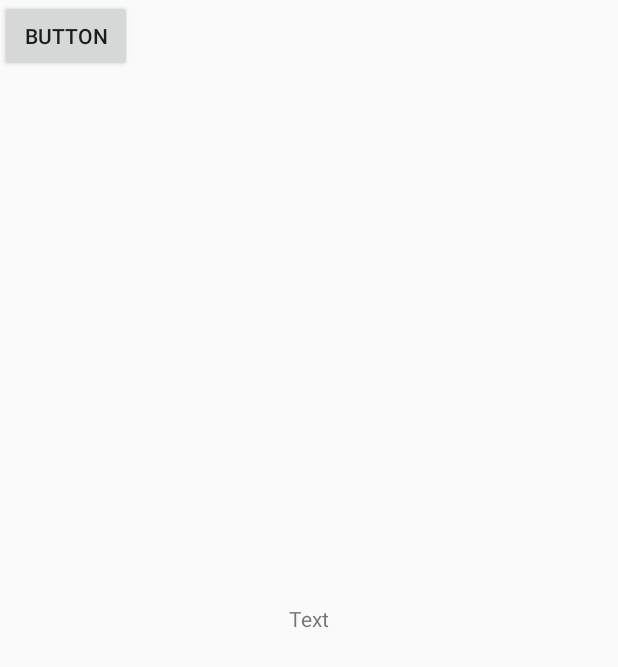
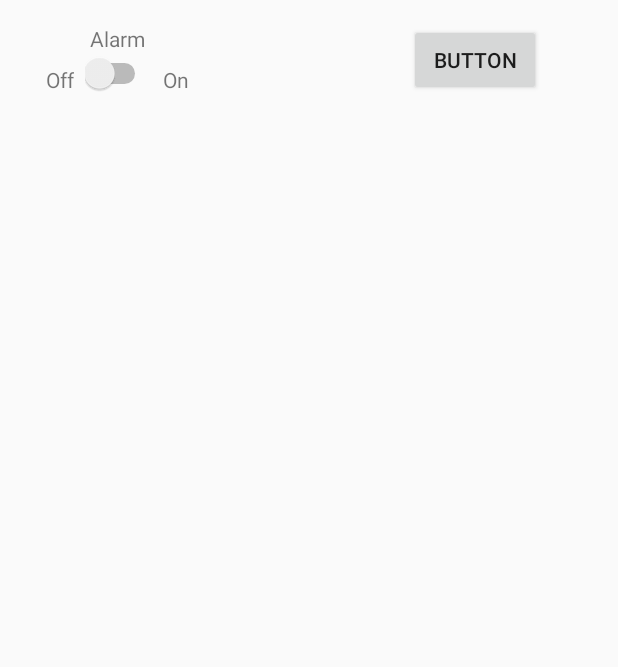
Before and after one commit to eren-rudy/Bluetooth-Alarm-clock, an Android app: the layout activity_main.xml on its own in the app's theme, with its tools: preview values and no code run, on a phone screen of 412 x 824 dp. Shown: the top 667 px of the screen. Run offline under Robolectric (Android 15) with nearby library versions, the phone set to English and light mode, and no system bars.

Commit message:
Added button functionality

```diff
--- a/Bluetooth_android/app/src/main/java/com/example/eren/bluetooth/MainActivity.java
+++ b/Bluetooth_android/app/src/main/java/com/example/eren/bluetooth/MainActivity.java
@@ -3,7 +3,8 @@ package com.example.eren.bluetooth;
 import android.os.ParcelUuid;
 import android.support.v7.app.AppCompatActivity;
 import android.os.Bundle;
-//import android.widget.Button;
+import android.view.View;
+import android.widget.Button;
 import java.util.Set;
 //import java.util.ArrayList;
 import android.widget.Toast;
@@ -24,8 +25,7 @@ import android.nfc.Tag;
 
 public class MainActivity extends AppCompatActivity {
 
-//    Button btn = (Button)findViewById(R.id.button);
-//    private BluetoothAdapter myBluetooth = null;
+
 
     public static final java.lang.String arduinoModuleName = "HC-06";
     private int toastDuration = Toast.LENGTH_LONG;
@@ -69,7 +69,6 @@ public class MainActivity extends AppCompatActivity {
     protected void onCreate(Bundle savedInstanceState) {
         super.onCreate(savedInstanceState);
         setContentView(R.layout.activity_main);
-        TextView debug = (TextView)findViewById(R.id.text_box1);
 
 
         BluetoothAdapter mBluetoothAdapter = BluetoothAdapter.getDefaultAdapter();
@@ -93,11 +92,18 @@ public class MainActivity extends AppCompatActivity {
         Log.d("Eren-onCreate", "");
 
         Log.d("Eren-onCreate", "Creating new Connection thread");
-        ConnectThread newThread = new ConnectThread(arduinoModule);
+        final ConnectThread newThread = new ConnectThread(arduinoModule);
 
 //        debug.append("Created connection thread: " + newThread.toString());
-        Log.d("Eren-onCreate", "Starting ConnectThread.run");
-        newThread.run();
+//        Log.d("Eren-onCreate", "Starting ConnectThread.run");
+
+        final Button btn = (Button)findViewById(R.id.btn1);
+        btn.setOnClickListener(new View.OnClickListener() {
+            public void onClick(View v) {
+                newThread.run();
+            }
+        });
+
 
 
     }
--- a/Bluetooth_android/app/src/main/res/layout/activity_main.xml
+++ b/Bluetooth_android/app/src/main/res/layout/activity_main.xml
@@ -6,22 +6,60 @@
     android:layout_height="match_parent"
     tools:context="com.example.eren.bluetooth.MainActivity">
 
-    <TextView
-        android:id="@+id/text_box1"
+    <Button
+        android:id="@+id/btn1"
         android:layout_width="wrap_content"
         android:layout_height="wrap_content"
-        android:text="Text"
-        app:layout_constraintBottom_toBottomOf="parent"
-        app:layout_constraintLeft_toLeftOf="parent"
+        android:layout_marginRight="51dp"
+        android:layout_marginTop="16dp"
+        android:elevation="5dp"
+        android:text="Button"
+        app:layout_constraintDimensionRatio=""
         app:layout_constraintRight_toRightOf="parent"
         app:layout_constraintTop_toTopOf="parent" />
 
-    <Button
-        android:id="@+id/button"
+    <Switch
+        android:id="@+id/switch1"
+        android:layout_width="44dp"
+        android:layout_height="27dp"
+        android:layout_marginTop="0dp"
+        android:textAlignment="viewStart"
+        app:layout_constraintTop_toBottomOf="@+id/textView"
+        android:layout_marginLeft="0dp"
+        app:layout_constraintLeft_toLeftOf="@+id/textView"
+        android:layout_marginRight="0dp"
+        app:layout_constraintRight_toRightOf="@+id/textView"
+        app:layout_constraintHorizontal_bias="0.5" />
+
+    <TextView
+        android:id="@+id/textView"
         android:layout_width="wrap_content"
         android:layout_height="wrap_content"
-        android:text="Button"
-        tools:layout_editor_absoluteX="218dp"
-        tools:layout_editor_absoluteY="131dp" />
+        android:text="Alarm"
+        android:textAlignment="center"
+        app:layout_constraintTop_toTopOf="parent"
+        android:layout_marginTop="16dp"
+        android:layout_marginLeft="60dp"
+        app:layout_constraintLeft_toLeftOf="parent" />
+
+    <TextView
+        android:id="@+id/textView2"
+        android:layout_width="wrap_content"
+        android:layout_height="wrap_content"
+        android:layout_marginRight="7dp"
+        android:layout_marginTop="8dp"
+        android:text="Off"
+        app:layout_constraintRight_toLeftOf="@+id/switch1"
+        app:layout_constraintTop_toTopOf="@+id/switch1" />
+
+    <TextView
+        android:id="@+id/textView3"
+        android:layout_width="wrap_content"
+        android:layout_height="wrap_content"
+        android:layout_marginLeft="8dp"
+        android:layout_marginTop="8dp"
+        android:text="On"
+        app:layout_constraintLeft_toRightOf="@+id/switch1"
+        app:layout_constraintTop_toTopOf="@+id/switch1" />
 
 </android.support.constraint.ConstraintLayout>
```
